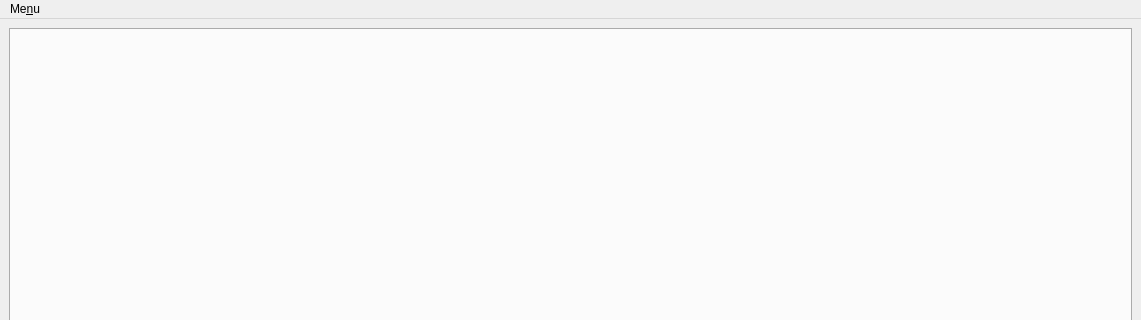
The window that ui/mainwindow.ui (burner/pimp) describes before a commit, drawn with Qt 5; both pictures show x 0 to 1141 and y 0 to 320 of the 1141 by 756 pixel window.
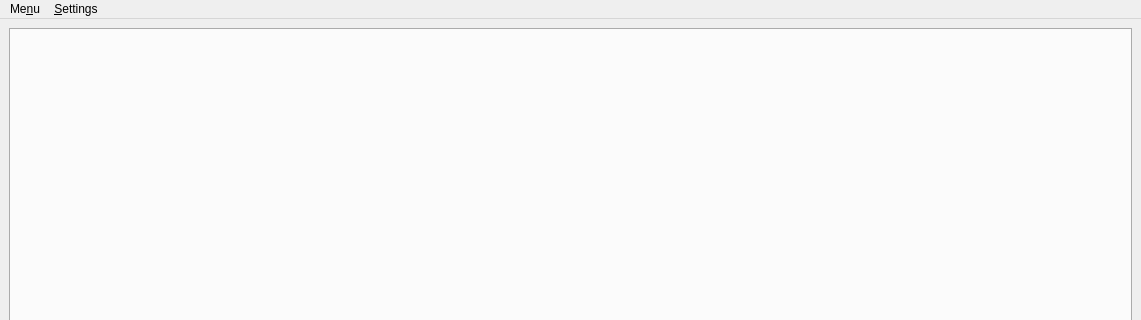
The same window after the commit.

Patch:
```diff
--- a/ui/mainwindow.ui
+++ b/ui/mainwindow.ui
@@ -49,7 +49,14 @@
     <addaction name="actionGetAll"/>
     <addaction name="actionQuit"/>
    </widget>
+   <widget class="QMenu" name="menuSettings">
+    <property name="title">
+     <string>&amp;Settings</string>
+    </property>
+    <addaction name="action_Settings"/>
+   </widget>
    <addaction name="menuMenu"/>
+   <addaction name="menuSettings"/>
   </widget>
   <widget class="QStatusBar" name="statusbar"/>
   <action name="actionQuit">
```
Left out of the diff: 5 changed lines with no effect on the pictures.
